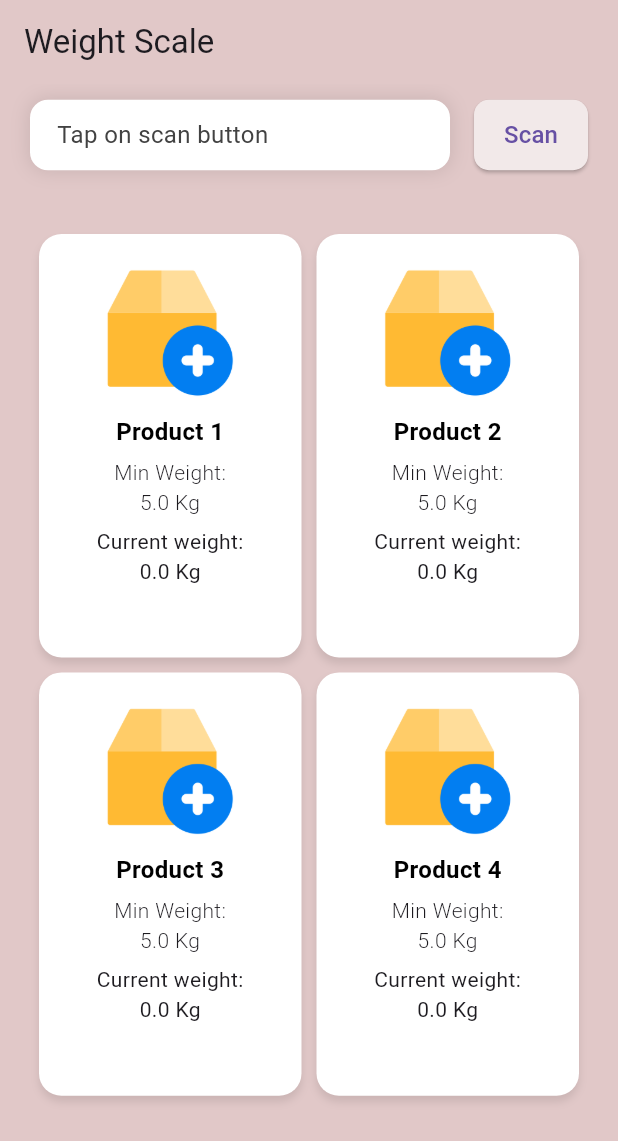
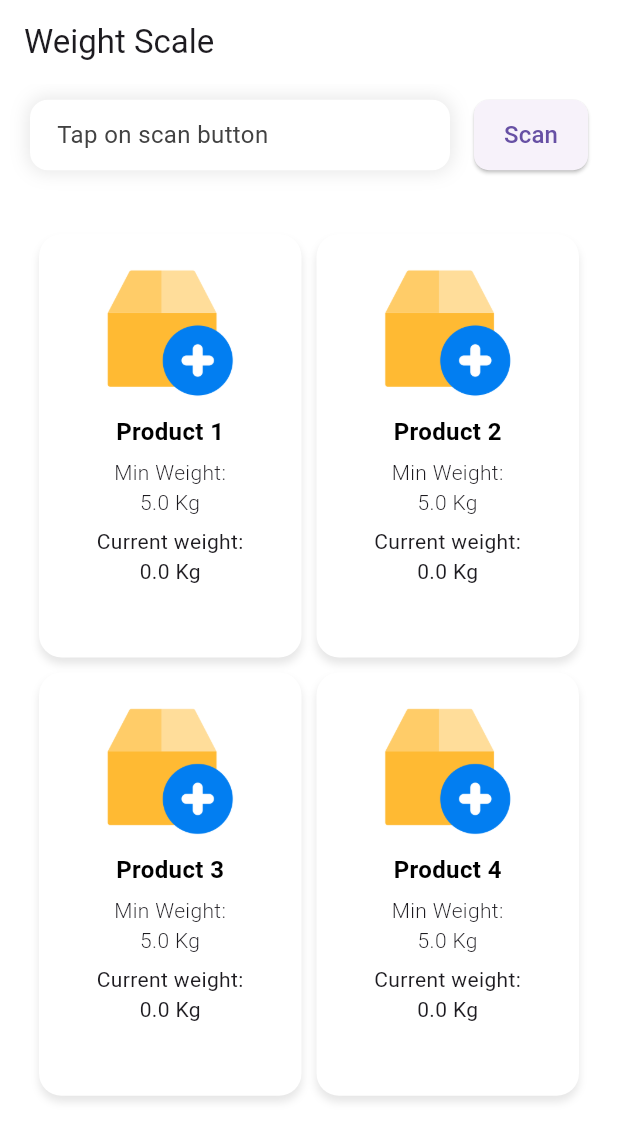
Before and after one commit to HIT-Solution/weight_scaling_system, a Flutter app: the screen it shows after launch, on a phone screen of 412 x 824 dp. Shown: the top 1141 px of the screen. Run offline on Flutter 3.47's test engine with Material 3 defaults, Android fonts, the light colour scheme and no system bars; our stand-ins replace flutter_blue_plus, get, image_picker, permission_handler, shared_preferences; missing offline and left inert: mailer.

Commit message:
sms system updated

```diff
--- a/lib/main.dart
+++ b/lib/main.dart
@@ -143,11 +143,11 @@
                 ? "Weight Scale Scanning..."
                 : "Tap on scan button";
     return Scaffold(
-      backgroundColor: const Color(0xFFE1C8C8),
+      backgroundColor: Colors.white,
       //  resizeToAvoidBottomInset: false,
       appBar: AppBar(
         title: const Text("Weight Scale"),
-        backgroundColor: const Color(0xFFE1C8C8),
+        backgroundColor: Colors.white,
       ),
       body: SafeArea(
         child: Center(
@@ -191,8 +191,7 @@
                           ? null
                           : requestPermissions,
                       style: ElevatedButton.styleFrom(
-                        backgroundColor: Color.fromARGB(
-                            255, 242, 233, 233), // Soft red button color
+                        // backgroundColor: Colors.bl, // Soft red button color
                         padding: const EdgeInsets.symmetric(
                             horizontal: 20, vertical: 12),
                         shape: RoundedRectangleBorder(
@@ -201,7 +200,9 @@
                       ),
                       child: const Text(
                         "Scan",
-                        style: TextStyle(fontSize: 16),
+                        style: TextStyle(
+                          fontSize: 16,
+                        ),
                       ),
                     ),
                   ],
```
Also changed, not shown: lib/product_controller.dart (+29 -7 lines).
